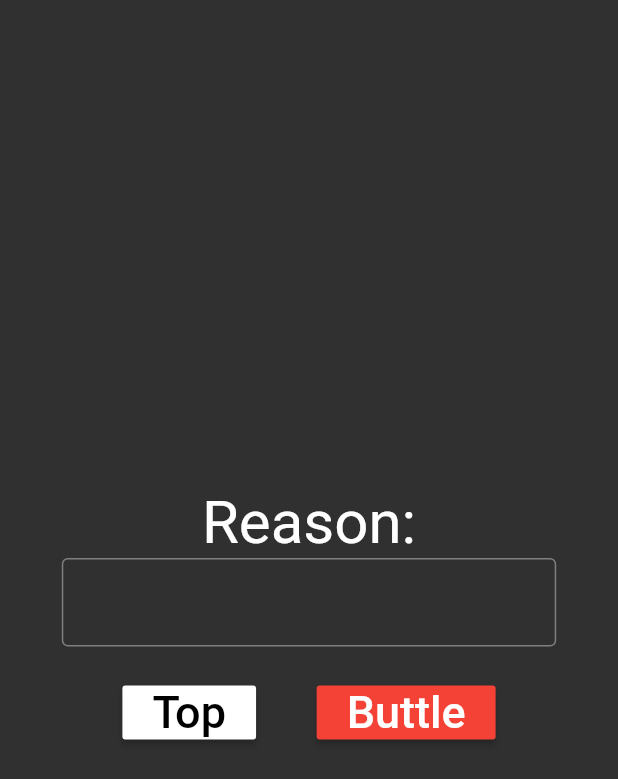
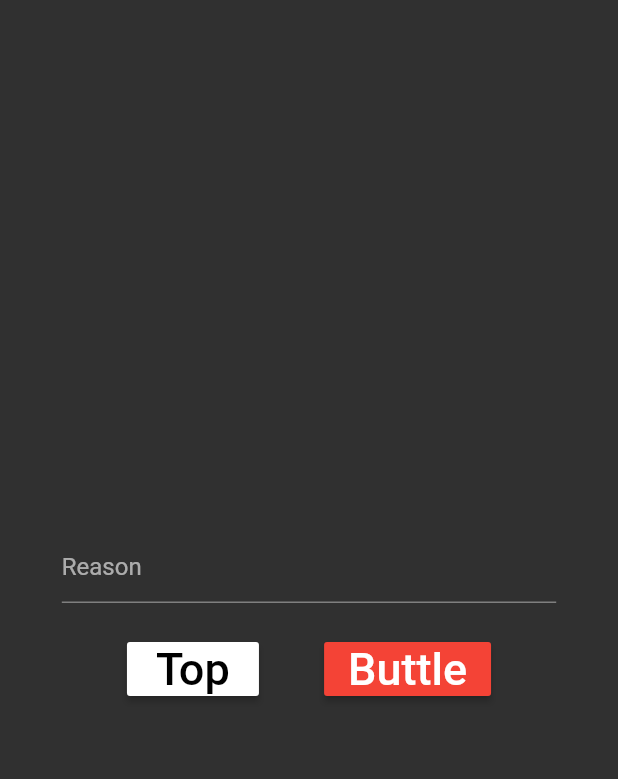
Before and after one commit to salty317/duel, a Flutter app: the ReasonPage screen opened by its route, on a phone screen of 412 x 824 dp. Shown: the top 779 px of the screen. Run offline on Flutter 3.47's test engine with Material 2 defaults, Android fonts, the phone set to English and light mode, and no system bars.

Commit message:
Modify reason

```diff
--- a/lib/reason.dart
+++ b/lib/reason.dart
@@ -37,15 +37,9 @@ class MyHomePageState extends State<ReasonPage> {
               child: Column(
                 mainAxisAlignment: MainAxisAlignment.center,
                 children: <Widget>[
-                  Text(
-                    'Reason:',
-                    style: TextStyle(fontSize: 40.0),
-                  ),
                   TextFormField(
                     decoration: InputDecoration(
-                      border: OutlineInputBorder(
-                        borderSide: BorderSide(color: Colors.green),
-                      ),
+                      hintText: 'Reason',
                     ),
                   ),
                 ],
@@ -59,7 +53,6 @@ class MyHomePageState extends State<ReasonPage> {
                   RaisedButton(
                     onPressed: () => Navigator.of(context).pop(),
                     color: Colors.white,
-                    padding: EdgeInsetsDirectional.only(start: 20.0, end: 20.0),
                     child: Text(
                       'Top',
                       style: TextStyle(
@@ -71,7 +64,6 @@ class MyHomePageState extends State<ReasonPage> {
                   RaisedButton(
                     onPressed: () => Navigator.of(context).pushNamed('/duel'),
                     color: Colors.red,
-                    padding: EdgeInsetsDirectional.only(start: 20.0, end: 20.0),
                     child: Text(
                       'Buttle',
                       style: TextStyle(
```
